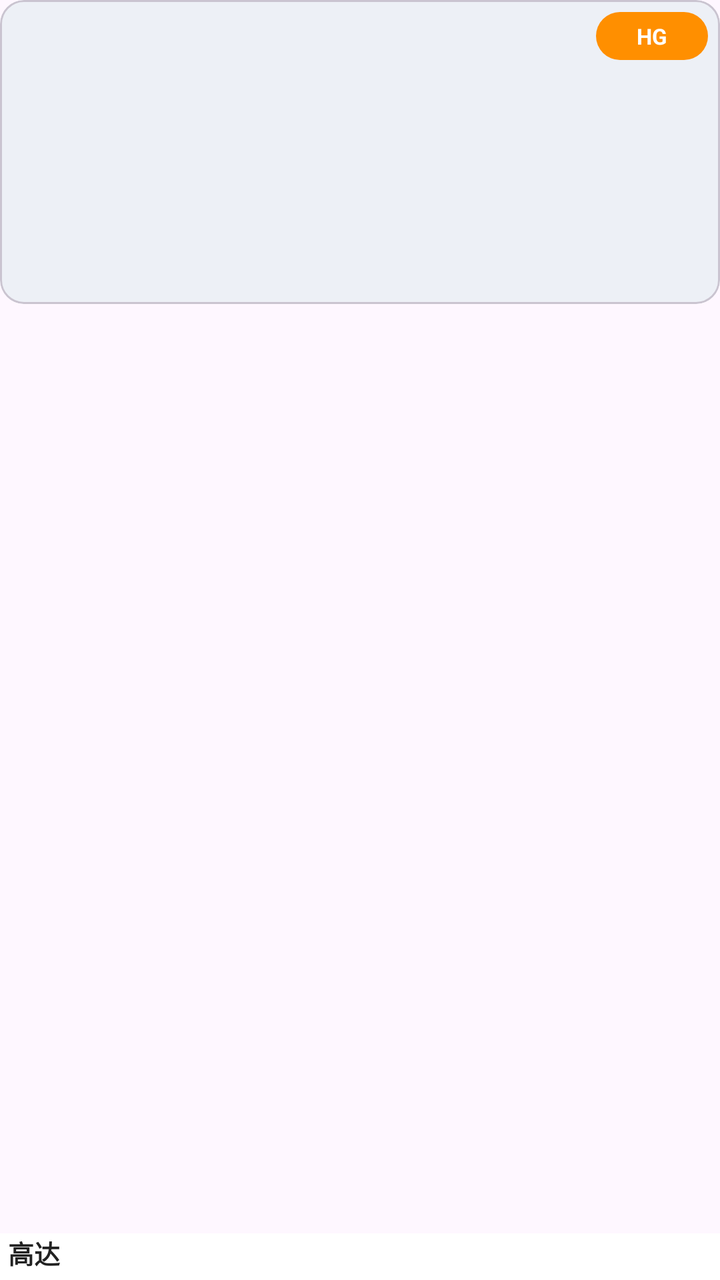
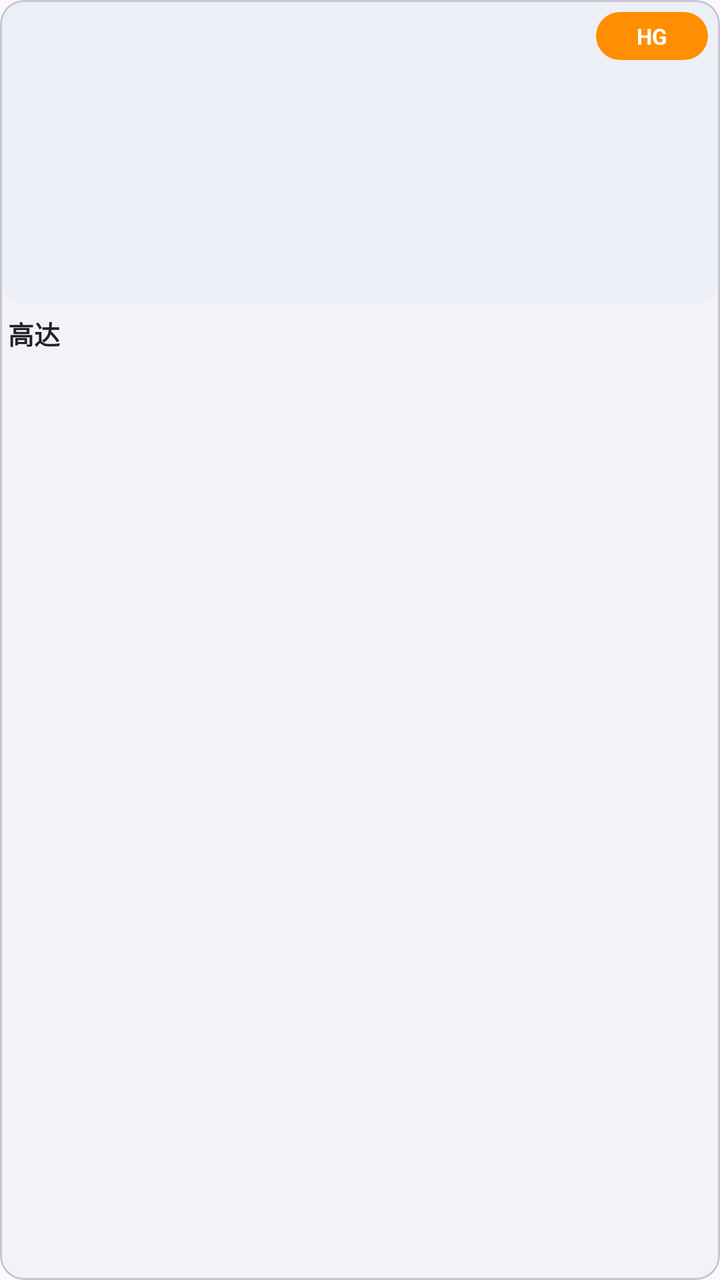

Compare the two renders of this Android layout. The source of the first and the diff that turns it into the second are given below.
<!-- AndroidManifest.xml: application theme Theme.GunplaLog -->
<!-- res/layout/item_showcase.xml -->
<?xml version="1.0" encoding="utf-8"?>
<FrameLayout xmlns:android="http://schemas.android.com/apk/res/android"
    xmlns:app="http://schemas.android.com/apk/res-auto"
    android:layout_width="match_parent"
    android:layout_height="wrap_content"
    android:layout_margin="4dp">

    <com.google.android.material.card.MaterialCardView
        android:id="@+id/card"
        android:layout_width="match_parent"
        android:layout_height="wrap_content"
        android:backgroundTint="#F1F3F8"
        app:cardCornerRadius="12dp"
        app:cardElevation="0dp">

        <ImageView
            android:id="@+id/ivPhoto"
            android:layout_width="match_parent"
            android:layout_height="152dp"
            android:adjustViewBounds="true"
            android:background="@drawable/bg_thumb"
            android:contentDescription="@string/label_photo"
            android:scaleType="centerCrop" />

        <TextView
            android:id="@+id/tvBadge"
            android:layout_width="56dp"
            android:layout_height="24dp"
            android:layout_gravity="top|end"
            android:layout_margin="6dp"
            android:background="@drawable/bg_badge"
            android:gravity="center"
            android:text="HG"
            android:textColor="#FFFFFF"
            android:textSize="11sp"
            android:textStyle="bold" />
    </com.google.android.material.card.MaterialCardView>

    <TextView
        android:id="@+id/tvName"
        android:layout_width="match_parent"
        android:layout_height="wrap_content"
        android:layout_gravity="bottom"
        android:layout_marginTop="4dp"
        android:background="#FFFFFF"
        android:ellipsize="end"
        android:maxLines="1"
        android:paddingLeft="4dp"
        android:paddingRight="4dp"
        android:paddingBottom="4dp"
        android:text="高达"
        android:textColor="#222222"
        android:textSize="13sp"
        android:textStyle="bold" />
</FrameLayout>
<!-- resources referenced by this layout -->
<resources>
  <!-- drawable bg_badge (drawable) -->
  <?xml version="1.0" encoding="utf-8"?>
  <shape xmlns:android="http://schemas.android.com/apk/res/android">
      <solid android:color="#FF8F00" />
      <corners android:radius="12dp" />
  </shape>
  <!-- drawable bg_thumb (drawable) -->
  <?xml version="1.0" encoding="utf-8"?>
  <shape xmlns:android="http://schemas.android.com/apk/res/android">
      <solid android:color="#EDF0F6" />
      <corners android:radius="12dp" />
  </shape>
  <string name="label_photo">模型美图</string>
  <style name="Theme.GunplaLog" parent="Theme.Material3.DayNight.NoActionBar">
          <item name="colorPrimary">@color/primary</item>
          
          <item name="android:statusBarColor">@android:color/transparent</item>
          <item name="android:windowLightStatusBar">true</item>
          <item name="android:windowLightNavigationBar">true</item>
          <item name="android:navigationBarColor">@android:color/transparent</item>
          <item name="android:windowActionModeOverlay">true</item>
          <item name="android:windowNoTitle">true</item>
      </style>
  <color name="primary">#1E4FD6</color>
</resources>

<!-- the commit's change to res/layout/item_showcase.xml (unified diff, before → after) -->
@@ -1,55 +1,63 @@
 <?xml version="1.0" encoding="utf-8"?>
-<FrameLayout xmlns:android="http://schemas.android.com/apk/res/android"
+<com.google.android.material.card.MaterialCardView xmlns:android="http://schemas.android.com/apk/res/android"
     xmlns:app="http://schemas.android.com/apk/res-auto"
     android:layout_width="match_parent"
     android:layout_height="wrap_content"
-    android:layout_margin="4dp">
+    android:layout_margin="4dp"
+    app:cardBackgroundColor="#F1F3F8"
+    app:cardCornerRadius="12dp"
+    app:cardElevation="0dp">
 
-    <com.google.android.material.card.MaterialCardView
-        android:id="@+id/card"
+    <LinearLayout
         android:layout_width="match_parent"
         android:layout_height="wrap_content"
-        android:backgroundTint="#F1F3F8"
-        app:cardCornerRadius="12dp"
-        app:cardElevation="0dp">
-
-        <ImageView
-            android:id="@+id/ivPhoto"
+        android:orientation="vertical">
+        <FrameLayout
             android:layout_width="match_parent"
-            android:layout_height="152dp"
-            android:adjustViewBounds="true"
-            android:background="@drawable/bg_thumb"
-            android:contentDescription="@string/label_photo"
-            android:scaleType="centerCrop" />
-
+            android:layout_height="152dp">
+            <ImageView
+                android:id="@+id/ivPhoto"
+                android:layout_width="match_parent"
+                android:layout_height="match_parent"
+                android:background="@drawable/bg_thumb"
+                android:contentDescription="@string/label_photo"
+                android:scaleType="centerCrop" />
+            <TextView
+                android:id="@+id/tvBadge"
+                android:layout_width="56dp"
+                android:layout_height="24dp"
+                android:layout_gravity="top|end"
+                android:layout_margin="6dp"
+                android:background="@drawable/bg_badge"
+                android:gravity="center"
+                android:text="HG"
+                android:textColor="#FFFFFF"
+                android:textSize="11sp"
+                android:textStyle="bold" />
+        </FrameLayout>
         <TextView
-            android:id="@+id/tvBadge"
-            android:layout_width="56dp"
-            android:layout_height="24dp"
-            android:layout_gravity="top|end"
-            android:layout_margin="6dp"
-            android:background="@drawable/bg_badge"
-            android:gravity="center"
-            android:text="HG"
-            android:textColor="#FFFFFF"
-            android:textSize="11sp"
+            android:id="@+id/tvName"
+            android:layout_width="match_parent"
+            android:layout_height="wrap_content"
+            android:ellipsize="end"
+            android:maxLines="1"
+            android:paddingLeft="4dp"
+            android:paddingTop="5dp"
+            android:paddingRight="4dp"
+            android:text="高达"
+            android:textColor="#222222"
+            android:textSize="13sp"
             android:textStyle="bold" />
-    </com.google.android.material.card.MaterialCardView>
-
-    <TextView
-        android:id="@+id/tvName"
-        android:layout_width="match_parent"
-        android:layout_height="wrap_content"
-        android:layout_gravity="bottom"
-        android:layout_marginTop="4dp"
-        android:background="#FFFFFF"
-        android:ellipsize="end"
-        android:maxLines="1"
-        android:paddingLeft="4dp"
-        android:paddingRight="4dp"
-        android:paddingBottom="4dp"
-        android:text="高达"
-        android:textColor="#222222"
-        android:textSize="13sp"
-        android:textStyle="bold" />
-</FrameLayout>
+        <TextView
+            android:id="@+id/tvMeta"
+            android:layout_width="match_parent"
+            android:layout_height="wrap_content"
+            android:ellipsize="end"
+            android:maxLines="1"
+            android:paddingLeft="4dp"
+            android:paddingRight="4dp"
+            android:paddingBottom="5dp"
+            android:textColor="#8A909C"
+            android:textSize="10sp" />
+    </LinearLayout>
+</com.google.android.material.card.MaterialCardView>
